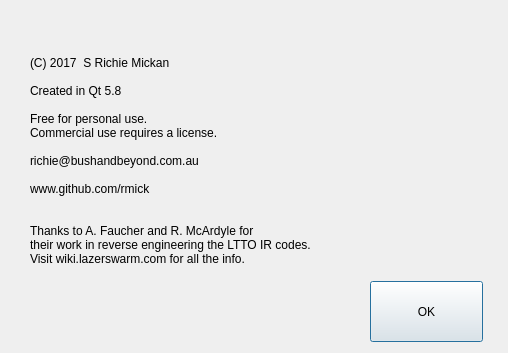
The window that AboutForm.ui (rmick/Combobulator) describes before a commit, drawn with Qt 5.
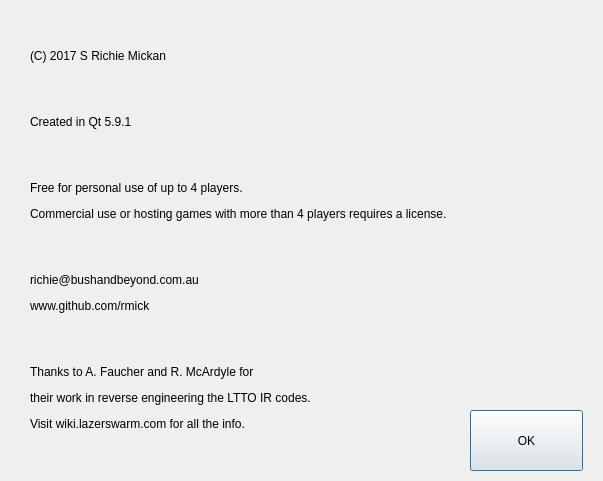
The same window after the commit.

Commit message:
Fixed crash when closing HostGameWindow when SerialUSBcomms is transmitting.
Fixed bug in setting NumberOfTeams flag.

Patch:
```diff
--- a/AboutForm.ui
+++ b/AboutForm.ui
@@ -6,8 +6,8 @@
    <rect>
     <x>0</x>
     <y>0</y>
-    <width>508</width>
-    <height>353</height>
+    <width>603</width>
+    <height>481</height>
    </rect>
   </property>
   <property name="windowTitle">
@@ -16,8 +16,8 @@
   <widget class="QPushButton" name="btn_Ok">
    <property name="geometry">
     <rect>
-     <x>370</x>
-     <y>281</y>
+     <x>470</x>
+     <y>410</y>
      <width>113</width>
      <height>61</height>
     </rect>
@@ -32,25 +32,11 @@
      <x>30</x>
      <y>20</y>
      <width>461</width>
-     <height>281</height>
+     <height>441</height>
     </rect>
    </property>
    <property name="text">
-    <string>(C) 2017  S Richie Mickan
-
-Created in Qt 5.8
-
-Free for personal use.
-Commercial use requires a license.
-
-richie@bushandbeyond.com.au
-
-www.github.com/rmick
-
-
-Thanks to A. Faucher and R. McArdyle for
-their work in reverse engineering the LTTO IR codes.
-Visit wiki.lazerswarm.com for all the info.</string>
+    <string>&lt;html&gt;&lt;head/&gt;&lt;body&gt;&lt;p&gt;(C) 2017 S Richie Mickan&lt;/p&gt;&lt;p&gt;&lt;br/&gt;&lt;/p&gt;&lt;p&gt;Created in Qt 5.9.1&lt;/p&gt;&lt;p&gt;&lt;br/&gt;&lt;/p&gt;&lt;p&gt;Free for personal use of up to 4 players.&lt;/p&gt;&lt;p&gt;Commercial use or hosting games with more than 4 players requires a license.&lt;/p&gt;&lt;p&gt;&lt;br/&gt;&lt;/p&gt;&lt;p&gt;richie@bushandbeyond.com.au&lt;/p&gt;&lt;p&gt;www.github.com/rmick&lt;/p&gt;&lt;p&gt;&lt;br/&gt;&lt;/p&gt;&lt;p&gt;Thanks to A. Faucher and R. McArdyle for&lt;/p&gt;&lt;p&gt;their work in reverse engineering the LTTO IR codes.&lt;/p&gt;&lt;p&gt;Visit wiki.lazerswarm.com for all the info.&lt;/p&gt;&lt;/body&gt;&lt;/html&gt;</string>
    </property>
   </widget>
  </widget>
```
The commit also changes 20 other files.
